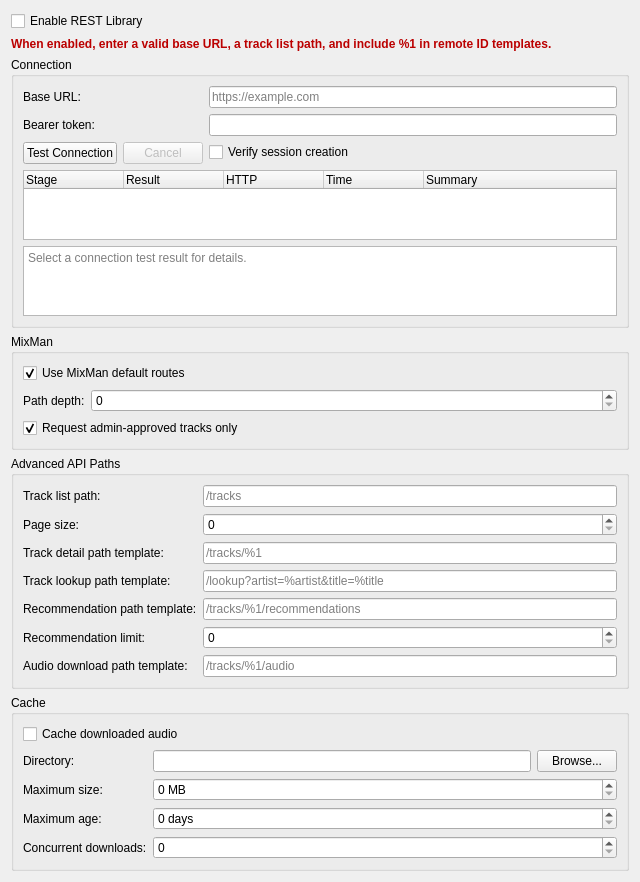
Old version of the form src/preferences/dialog/dlgprefrestlibrarydlg.ui in the repository Firewolf34/mixxx-mixman-api.
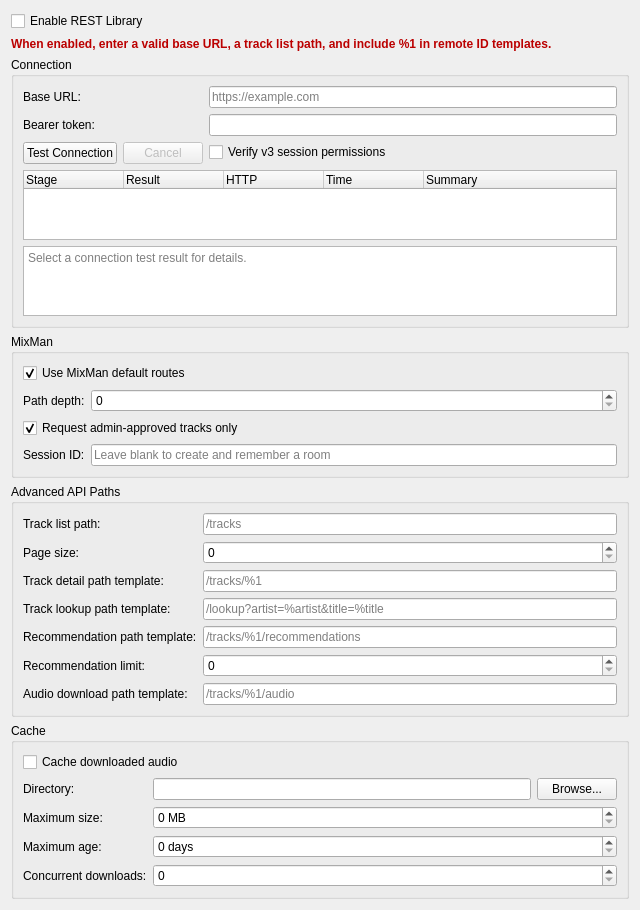
New version of the form.

Commit message: feat(rest): migrate MixMan sessions to v3

The edit to the form file:
```diff
--- a/src/preferences/dialog/dlgprefrestlibrarydlg.ui
+++ b/src/preferences/dialog/dlgprefrestlibrarydlg.ui
@@ -94,7 +94,7 @@
       <item row="2" column="1">
        <widget class="QCheckBox" name="checkBoxTestConnectionCreateSession">
         <property name="text">
-         <string>Verify session creation</string>
+         <string>Verify v3 session permissions</string>
         </property>
        </widget>
       </item>
@@ -185,6 +185,29 @@
         </property>
        </widget>
       </item>
+      <item row="3" column="0">
+       <widget class="QLabel" name="labelMixManSessionId">
+        <property name="text">
+         <string>Session ID:</string>
+        </property>
+        <property name="buddy">
+         <cstring>lineEditMixManSessionId</cstring>
+        </property>
+       </widget>
+      </item>
+      <item row="3" column="1">
+       <widget class="QLineEdit" name="lineEditMixManSessionId">
+        <property name="toolTip">
+         <string>Attach to this stable MixMan room. Leave blank to create and remember a new room.</string>
+        </property>
+        <property name="maxLength">
+         <number>80</number>
+        </property>
+        <property name="placeholderText">
+         <string>Leave blank to create and remember a room</string>
+        </property>
+       </widget>
+      </item>
      </layout>
     </widget>
    </item>
```
Left out of the diff: 3 changed lines with no effect on the pictures. The commit also changes 15 other files.
